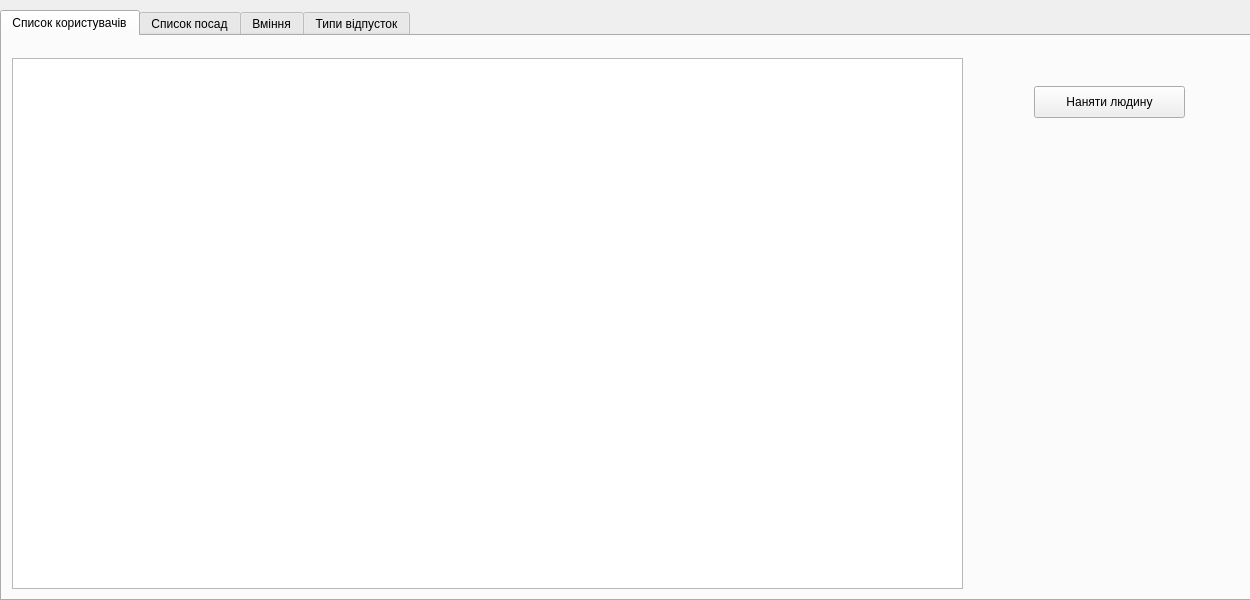
Before: the Qt Designer form mainwindow.ui in chepiga1995/db_project, drawn with Qt 5.
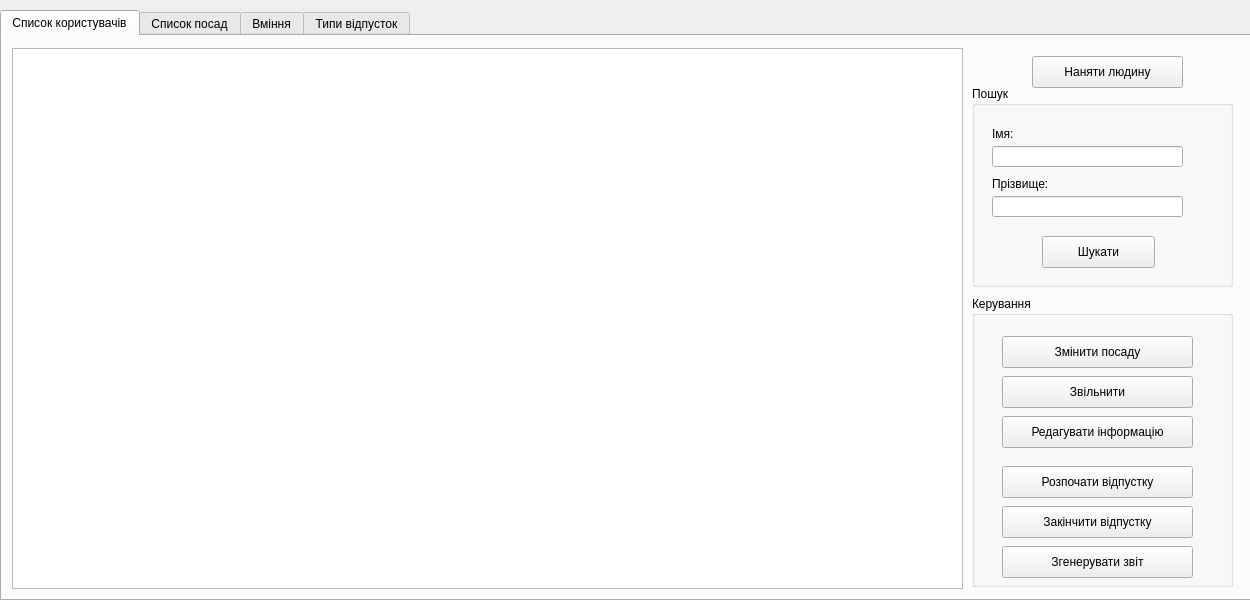
After: the same form once the commit is applied. The open tabs and pages were chosen to show the change.

Diff of the .ui file:
```diff
--- a/mainwindow.ui
+++ b/mainwindow.ui
@@ -82,9 +82,9 @@
       <property name="geometry">
        <rect>
         <x>10</x>
-        <y>22</y>
+        <y>12</y>
         <width>951</width>
-        <height>531</height>
+        <height>541</height>
        </rect>
       </property>
       <property name="selectionBehavior">
@@ -97,8 +97,8 @@
      <widget class="QPushButton" name="addPerson">
       <property name="geometry">
        <rect>
-        <x>1032</x>
-        <y>50</y>
+        <x>1030</x>
+        <y>20</y>
         <width>151</width>
         <height>32</height>
        </rect>
@@ -107,6 +107,172 @@
        <string>Наняти людину</string>
       </property>
      </widget>
+     <widget class="QGroupBox" name="groupPersonSearch">
+      <property name="geometry">
+       <rect>
+        <x>970</x>
+        <y>50</y>
+        <width>261</width>
+        <height>201</height>
+       </rect>
+      </property>
+      <property name="title">
+       <string>Пошук</string>
+      </property>
+      <widget class="QPushButton" name="personSearch">
+       <property name="geometry">
+        <rect>
+         <x>70</x>
+         <y>150</y>
+         <width>113</width>
+         <height>32</height>
+        </rect>
+       </property>
+       <property name="text">
+        <string>Шукати</string>
+       </property>
+      </widget>
+      <widget class="QLineEdit" name="personNameSearch">
+       <property name="geometry">
+        <rect>
+         <x>20</x>
+         <y>60</y>
+         <width>191</width>
+         <height>21</height>
+        </rect>
+       </property>
+      </widget>
+      <widget class="QLabel" name="label_11">
+       <property name="geometry">
+        <rect>
+         <x>20</x>
+         <y>40</y>
+         <width>59</width>
+         <height>16</height>
+        </rect>
+       </property>
+       <property name="text">
+        <string>Імя:</string>
+       </property>
+      </widget>
+      <widget class="QLineEdit" name="personLastNameSearch">
+       <property name="geometry">
+        <rect>
+         <x>20</x>
+         <y>110</y>
+         <width>191</width>
+         <height>21</height>
+        </rect>
+       </property>
+      </widget>
+      <widget class="QLabel" name="label_12">
+       <property name="geometry">
+        <rect>
+         <x>20</x>
+         <y>90</y>
+         <width>71</width>
+         <height>16</height>
+        </rect>
+       </property>
+       <property name="text">
+        <string>Прізвище:</string>
+       </property>
+      </widget>
+     </widget>
+     <widget class="QGroupBox" name="groupPersonManage">
+      <property name="enabled">
+       <bool>true</bool>
+      </property>
+      <property name="geometry">
+       <rect>
+        <x>970</x>
+        <y>260</y>
+        <width>261</width>
+        <height>291</height>
+       </rect>
+      </property>
+      <property name="title">
+       <string>Керування</string>
+      </property>
+      <widget class="QPushButton" name="personUpdate">
+       <property name="geometry">
+        <rect>
+         <x>30</x>
+         <y>120</y>
+         <width>191</width>
+         <height>32</height>
+        </rect>
+       </property>
+       <property name="text">
+        <string>Редагувати інформацію</string>
+       </property>
+      </widget>
+      <widget class="QPushButton" name="personEndVacation">
+       <property name="geometry">
+        <rect>
+         <x>30</x>
+         <y>210</y>
+         <width>191</width>
+         <height>32</height>
+        </rect>
+       </property>
+       <property name="text">
+        <string>Закінчити відпустку</string>
+       </property>
+      </widget>
+      <widget class="QPushButton" name="personChangePost">
+       <property name="geometry">
+        <rect>
+         <x>30</x>
+         <y>40</y>
+         <width>191</width>
+         <height>32</height>
+        </rect>
+       </property>
+       <property name="text">
+        <string>Змінити посаду</string>
+       </property>
+      </widget>
+      <widget class="QPushButton" name="personFired">
+       <property name="geometry">
+        <rect>
+         <x>30</x>
+         <y>80</y>
+         <width>191</width>
+         <height>32</height>
+        </rect>
+       </property>
+       <property name="text">
+        <string>Звільнити</string>
+       </property>
+      </widget>
+      <widget class="QPushButton" name="personStartVacation">
+       <property name="geometry">
+        <rect>
+         <x>30</x>
+         <y>170</y>
+         <width>191</width>
+         <height>32</height>
+        </rect>
+       </property>
+       <property name="text">
+        <string>Розпочати відпустку</string>
+       </property>
+      </widget>
+      <widget class="QPushButton" name="personGenerateReport">
+       <property name="geometry">
+        <rect>
+         <x>30</x>
+         <y>250</y>
+         <width>191</width>
+         <height>32</height>
+        </rect>
+       </property>
+       <property name="text">
+        <string>Згенерувати звіт</string>
+       </property>
+      </widget>
+     </widget>
     </widget>
     <widget class="QWidget" name="add_post">
      <attribute name="title">
```
Left out of the diff: 4 changed lines with no effect on the pictures.
